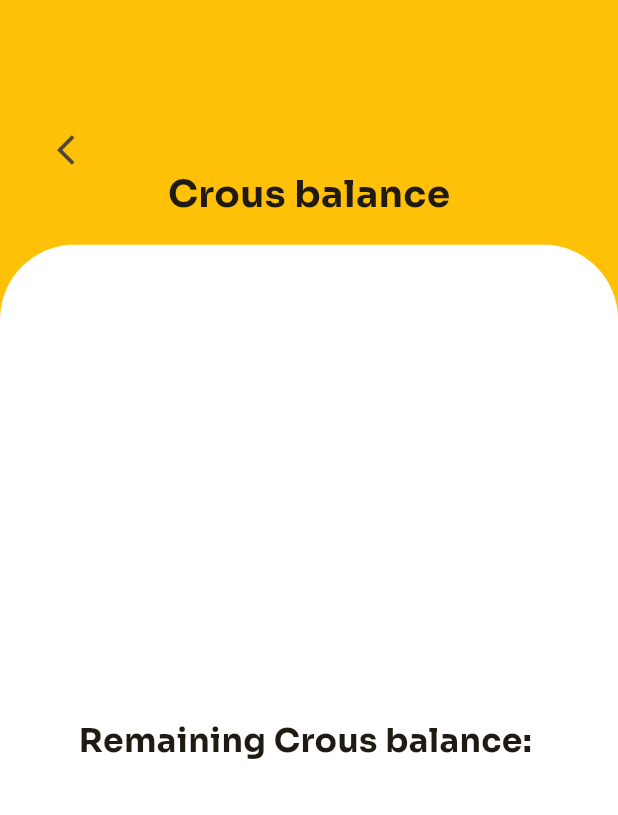
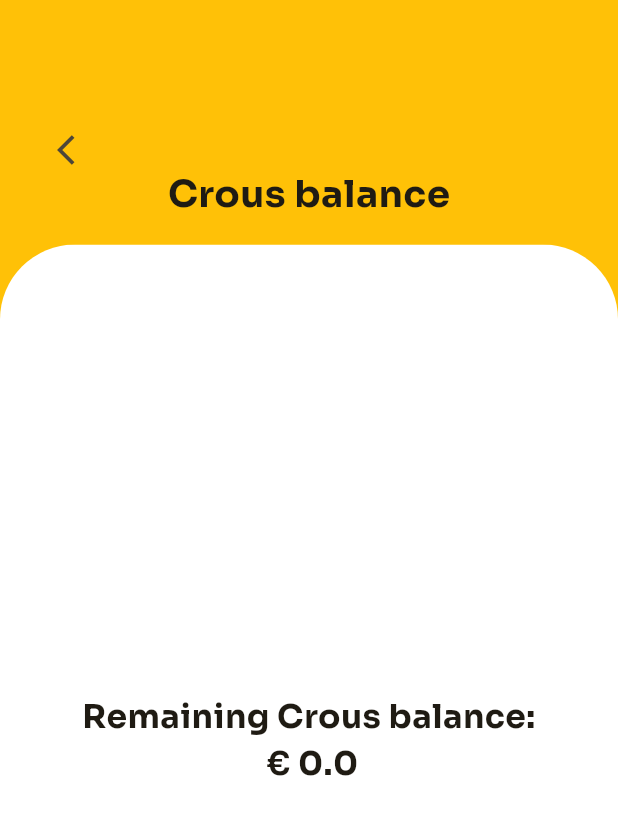
Before and after one commit to Matheo-delaunay/imt-framework-front, a Flutter app: the CrousBalance screen opened directly with empty values, on a phone screen of 412 x 824 dp. Shown: the top 815 px of the screen. Run offline on Flutter 3.47's test engine with Material 2 defaults, Android fonts, the phone set to English and light mode, and no system bars; our stand-ins replace simple_animations, supercharged.

Commit message:
feat: float balance input

```diff
--- a/lib/views/crous_balance_page.dart
+++ b/lib/views/crous_balance_page.dart
@@ -2,10 +2,10 @@ import 'dart:ui';
 import 'package:flutter/material.dart';
 
 class CrousBalance extends StatefulWidget {
-  final String balance;
+
   const CrousBalance({super.key, required this.balance});
 
-
+  final double balance;
   @override
   State<CrousBalance> createState() => _CrousBalanceState();
 }
@@ -57,8 +57,9 @@ class _CrousBalanceState extends State<CrousBalance> {
                       child: Container(
                           color: Colors.white,
                           child: Center(
-                            child: Text('Remaining Crous balance: ',
-                                style: TextStyle(fontSize: 22, fontWeight: FontWeight.bold)),
+                            child: Text('Remaining Crous balance: \n € ${widget.balance}',
+                                style: TextStyle(fontSize: 22, fontWeight: FontWeight.bold),
+                            textAlign: TextAlign.center,),
                           )
 
                       )),
```
